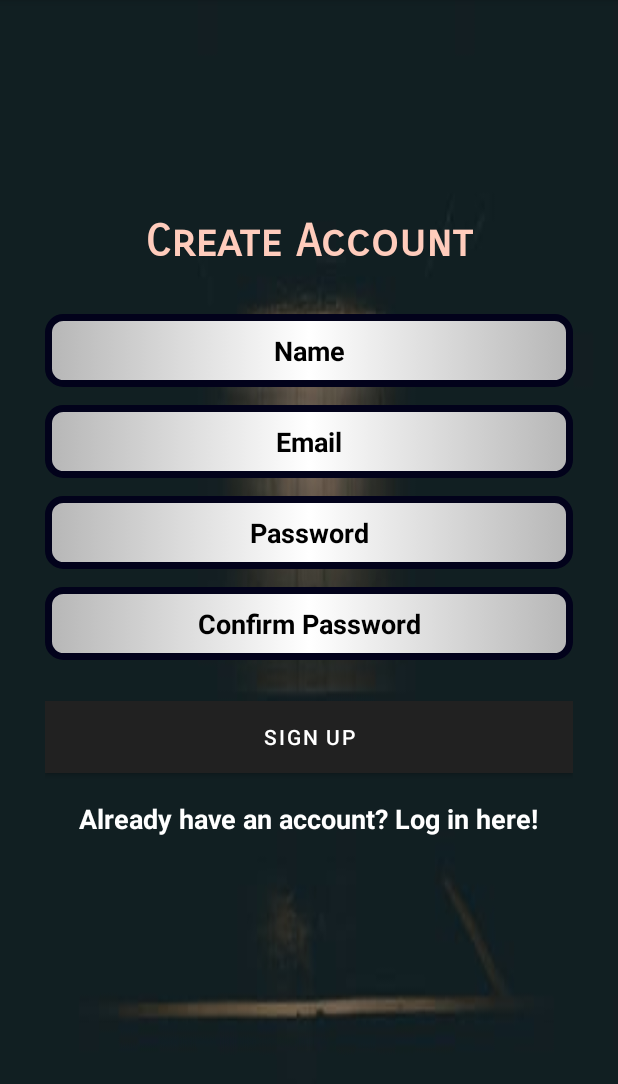
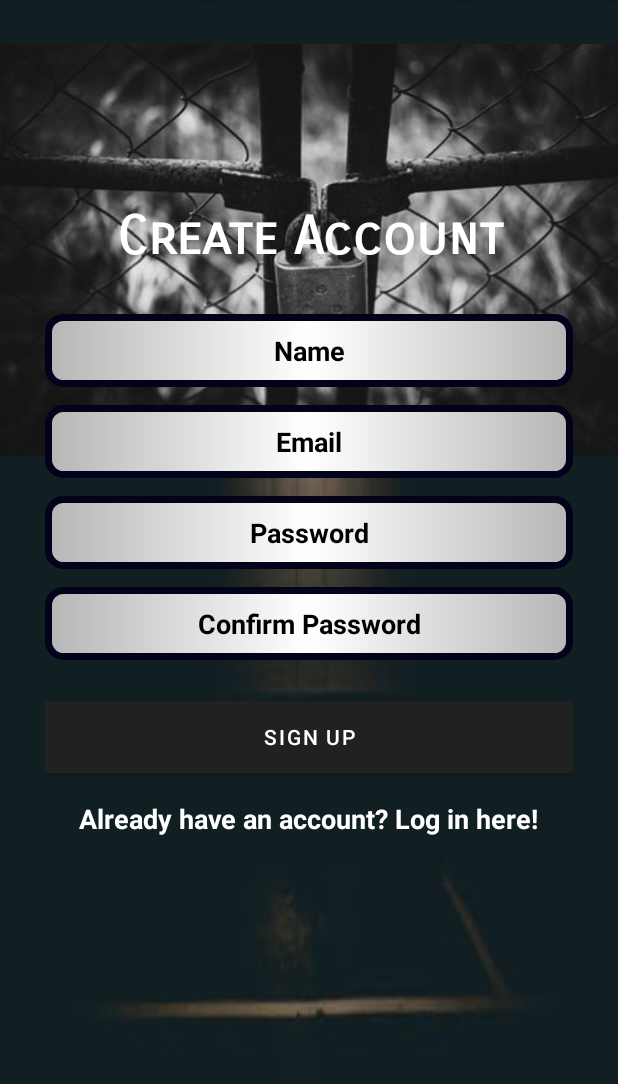
Before and after one commit to Cliffordmorara47/MusixMatch, an Android app: the screen it shows after launch (CreateAccount), on a phone screen of 412 x 824 dp, the part 84-1168 px from its top. Run offline under Robolectric (Android 15) with nearby library versions, the phone set to English and light mode, and no system bars.

```diff
--- a/app/src/main/res/layout/activity_create_account.xml
+++ b/app/src/main/res/layout/activity_create_account.xml
@@ -6,6 +6,11 @@
     android:layout_height="match_parent"
     tools:context=".ui.CreateAccount"
     android:background="@drawable/login">
+
+    <ImageView
+        android:layout_width="wrap_content"
+        android:layout_height="wrap_content"
+        android:src="@drawable/lock"/>
 
     <LinearLayout
         android:layout_width="match_parent"
@@ -104,7 +109,7 @@
         android:fontFamily="sans-serif-smallcaps"
         android:text="Create Account"
         android:textAlignment="center"
-        android:textColor="@color/colorPrimaryLight"
-        android:textSize="30dp"
+        android:textColor="@color/colorTextIcons"
+        android:textSize="35dp"
         android:textStyle="bold" />
 </RelativeLayout>
```
